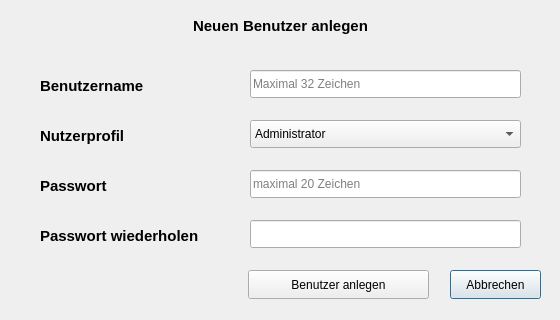
Qt form Patient_Data_Project/nutzer_anlegen.ui (Baljet389/Patient_Data) before a commit.
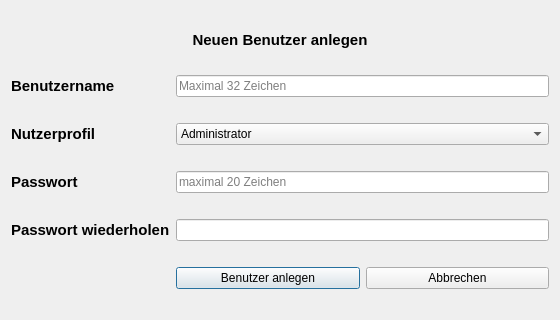
The same form after that commit.

Commit message: Nutzer anlegen skalierbar gemach

Patch:
```diff
--- a/Patient_Data_Project/nutzer_anlegen.ui
+++ b/Patient_Data_Project/nutzer_anlegen.ui
@@ -13,15 +13,28 @@
   <property name="windowTitle">
    <string>Dialog</string>
   </property>
+  <layout class="QGridLayout" name="gridLayout">
+   <item row="1" column="0">
+    <widget class="QLabel" name="Name">
+     <property name="sizePolicy">
+      <sizepolicy hsizetype="Fixed" vsizetype="Fixed">
+       <horstretch>0</horstretch>
+       <verstretch>0</verstretch>
+      </sizepolicy>
+     </property>
+     <property name="font">
+      <font>
+       <pointsize>11</pointsize>
+       <bold>true</bold>
+      </font>
+     </property>
+     <property name="text">
+      <string>Benutzername</string>
+     </property>
+    </widget>
+   </item>
+   <item row="1" column="1" colspan="2">
   <widget class="QLineEdit" name="Eingabe_Benutzername">
-   <property name="geometry">
-    <rect>
-     <x>250</x>
-     <y>70</y>
-     <width>271</width>
-     <height>28</height>
-    </rect>
-   </property>
    <property name="whatsThis">
     <string>&lt;html&gt;&lt;head/&gt;&lt;body&gt;&lt;p&gt;&lt;br/&gt;&lt;/p&gt;&lt;/body&gt;&lt;/html&gt;</string>
    </property>
@@ -32,33 +45,14 @@
     <string>Maximal 32 Zeichen</string>
    </property>
   </widget>
-  <widget class="QLabel" name="Name">
-   <property name="geometry">
-    <rect>
-     <x>40</x>
-     <y>70</y>
-     <width>201</width>
-     <height>31</height>
-    </rect>
-   </property>
-   <property name="font">
-    <font>
-     <pointsize>11</pointsize>
-     <bold>true</bold>
-    </font>
-   </property>
-   <property name="text">
-    <string>Benutzername</string>
-   </property>
-  </widget>
+   </item>
+   <item row="2" column="0">
   <widget class="QLabel" name="Profil">
-   <property name="geometry">
-    <rect>
-     <x>40</x>
-     <y>120</y>
-     <width>201</width>
-     <height>31</height>
-    </rect>
+     <property name="sizePolicy">
+      <sizepolicy hsizetype="Fixed" vsizetype="Fixed">
+       <horstretch>0</horstretch>
+       <verstretch>0</verstretch>
+      </sizepolicy>
    </property>
    <property name="font">
     <font>
@@ -70,14 +64,33 @@
     <string>Nutzerprofil</string>
    </property>
   </widget>
+   </item>
+   <item row="2" column="1" colspan="2">
+    <widget class="QComboBox" name="Eingabe_Nutzerprofil">
+     <item>
+      <property name="text">
+       <string>Administrator</string>
+      </property>
+     </item>
+     <item>
+      <property name="text">
+       <string>Schreibberechtigt</string>
+      </property>
+     </item>
+     <item>
+      <property name="text">
+       <string>Leseberechtigt</string>
+      </property>
+     </item>
+    </widget>
+   </item>
+   <item row="3" column="0">
   <widget class="QLabel" name="Passwort">
-   <property name="geometry">
-    <rect>
-     <x>40</x>
-     <y>170</y>
-     <width>201</width>
-     <height>31</height>
-    </rect>
+     <property name="sizePolicy">
+      <sizepolicy hsizetype="Fixed" vsizetype="Fixed">
+       <horstretch>0</horstretch>
+       <verstretch>0</verstretch>
+      </sizepolicy>
    </property>
    <property name="font">
     <font>
@@ -89,15 +102,9 @@
     <string>Passwort</string>
    </property>
   </widget>
+   </item>
+   <item row="3" column="1" colspan="2">
   <widget class="QLineEdit" name="Eingabe_Passwort">
-   <property name="geometry">
-    <rect>
-     <x>250</x>
-     <y>170</y>
-     <width>271</width>
-     <height>28</height>
-    </rect>
-   </property>
    <property name="maxLength">
     <number>20</number>
    </property>
@@ -105,14 +112,14 @@
     <string>maximal 20 Zeichen</string>
    </property>
   </widget>
+   </item>
+   <item row="4" column="0">
   <widget class="QLabel" name="Passwort_WDH">
-   <property name="geometry">
-    <rect>
-     <x>40</x>
-     <y>220</y>
-     <width>201</width>
-     <height>31</height>
-    </rect>
+     <property name="sizePolicy">
+      <sizepolicy hsizetype="Fixed" vsizetype="Fixed">
+       <horstretch>0</horstretch>
+       <verstretch>0</verstretch>
+      </sizepolicy>
    </property>
    <property name="font">
     <font>
@@ -124,27 +131,35 @@
     <string>Passwort wiederholen</string>
    </property>
   </widget>
+   </item>
+   <item row="4" column="1" colspan="2">
   <widget class="QLineEdit" name="Eingabe_Passwort_WDH">
-   <property name="geometry">
-    <rect>
-     <x>250</x>
-     <y>220</y>
-     <width>271</width>
-     <height>28</height>
-    </rect>
-   </property>
    <property name="maxLength">
     <number>20</number>
    </property>
   </widget>
+   </item>
+   <item row="5" column="1">
+    <widget class="QPushButton" name="Button_Benutzer_anlegen">
+     <property name="text">
+      <string>Benutzer anlegen</string>
+     </property>
+    </widget>
+   </item>
+   <item row="5" column="2">
+    <widget class="QPushButton" name="Button_abbrechen">
+     <property name="text">
+      <string>Abbrechen</string>
+     </property>
+    </widget>
+   </item>
+   <item row="0" column="0" colspan="3">
   <widget class="QLabel" name="Ueberschrift">
-   <property name="geometry">
-    <rect>
-     <x>160</x>
-     <y>10</y>
-     <width>241</width>
-     <height>31</height>
-    </rect>
+     <property name="sizePolicy">
+      <sizepolicy hsizetype="Preferred" vsizetype="Fixed">
+       <horstretch>0</horstretch>
+       <verstretch>0</verstretch>
+      </sizepolicy>
    </property>
    <property name="font">
     <font>
@@ -162,57 +177,8 @@
     <set>Qt::AlignmentFlag::AlignCenter</set>
    </property>
   </widget>
-  <widget class="QComboBox" name="Eingabe_Nutzerprofil">
-   <property name="geometry">
-    <rect>
-     <x>250</x>
-     <y>120</y>
-     <width>271</width>
-     <height>28</height>
-    </rect>
-   </property>
-   <item>
-    <property name="text">
-     <string>Administrator</string>
-    </property>
    </item>
-   <item>
-    <property name="text">
-     <string>Schreibberechtigt</string>
-    </property>
-   </item>
-   <item>
-    <property name="text">
-     <string>Leseberechtigt</string>
-    </property>
-   </item>
-  </widget>
-  <widget class="QPushButton" name="Button_abbrechen">
-   <property name="geometry">
-    <rect>
-     <x>450</x>
-     <y>270</y>
-     <width>91</width>
-     <height>29</height>
-    </rect>
-   </property>
-   <property name="text">
-    <string>Abbrechen</string>
-   </property>
-  </widget>
-  <widget class="QPushButton" name="Button_Benutzer_anlegen">
-   <property name="geometry">
-    <rect>
-     <x>248</x>
-     <y>270</y>
-     <width>181</width>
-     <height>29</height>
-    </rect>
-   </property>
-   <property name="text">
-    <string>Benutzer anlegen</string>
-   </property>
-  </widget>
+  </layout>
  </widget>
  <tabstops>
   <tabstop>Eingabe_Benutzername</tabstop>
```
Lines whose indentation alone changed are shown as unchanged.
